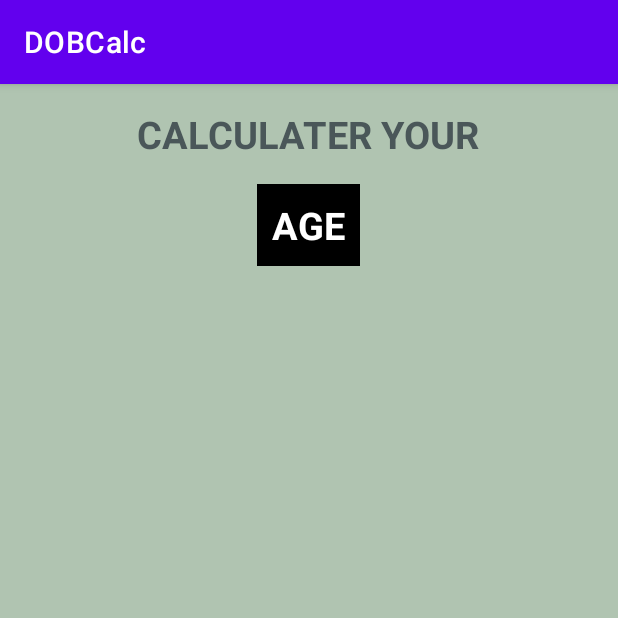
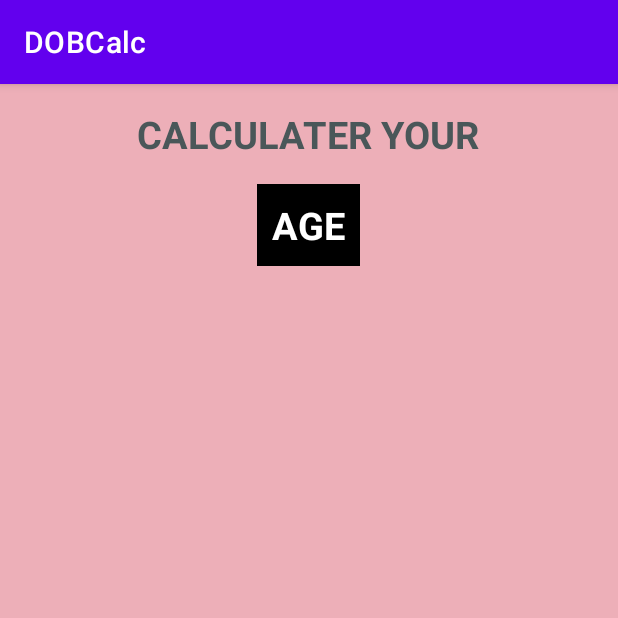
Before and after one commit to clamp1981/DOBCalc, an Android app: the screen it shows after launch (MainActivity), on a phone screen of 412 x 824 dp, the top half of it. Run offline under Robolectric (Android 15) with nearby library versions, the phone set to English and light mode, and no system bars.

Commit message:
사용자 정의 색상 추가

```diff
--- a/app/src/main/res/values/colors.xml
+++ b/app/src/main/res/values/colors.xml
@@ -8,5 +8,10 @@
     <color name="black">#FF000000</color>
     <color name="white">#FFFFFFFF</color>
     //사용자 정의
-    <color name="bgColor">#b0c4b1</color>
+    <color name="bgColor">#edafb8</color>
+    <color name="txtColor">#4A5759</color>
+    <color name="btnBgColor">#f7e1d7</color>
+    <color name="btntxtColor">#4a5759</color>
+
+
 </resources>
```
